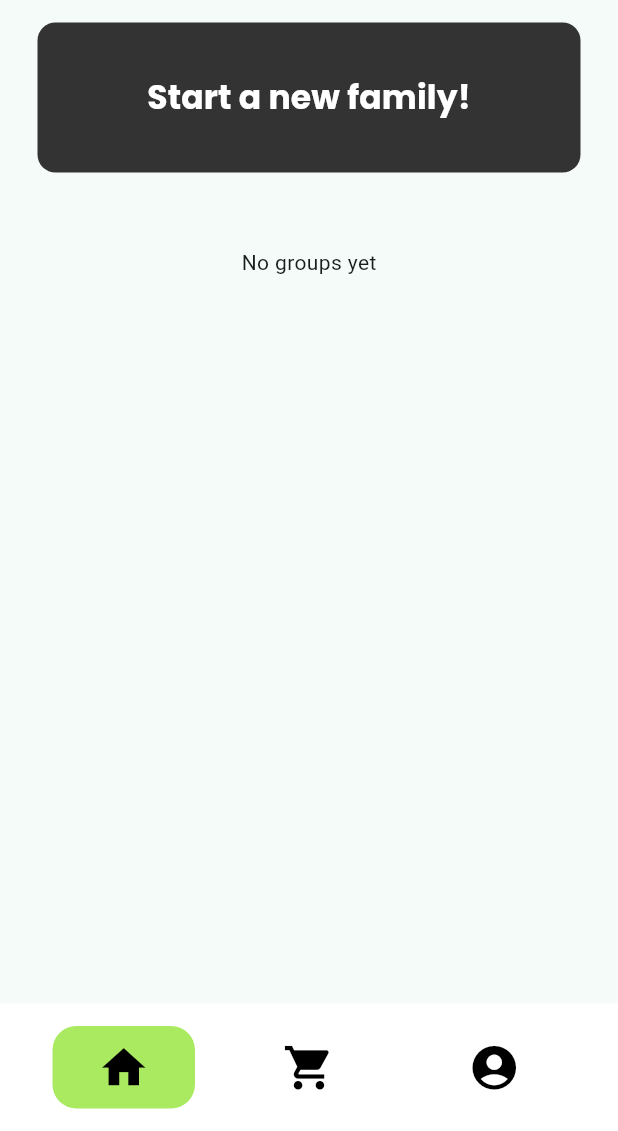
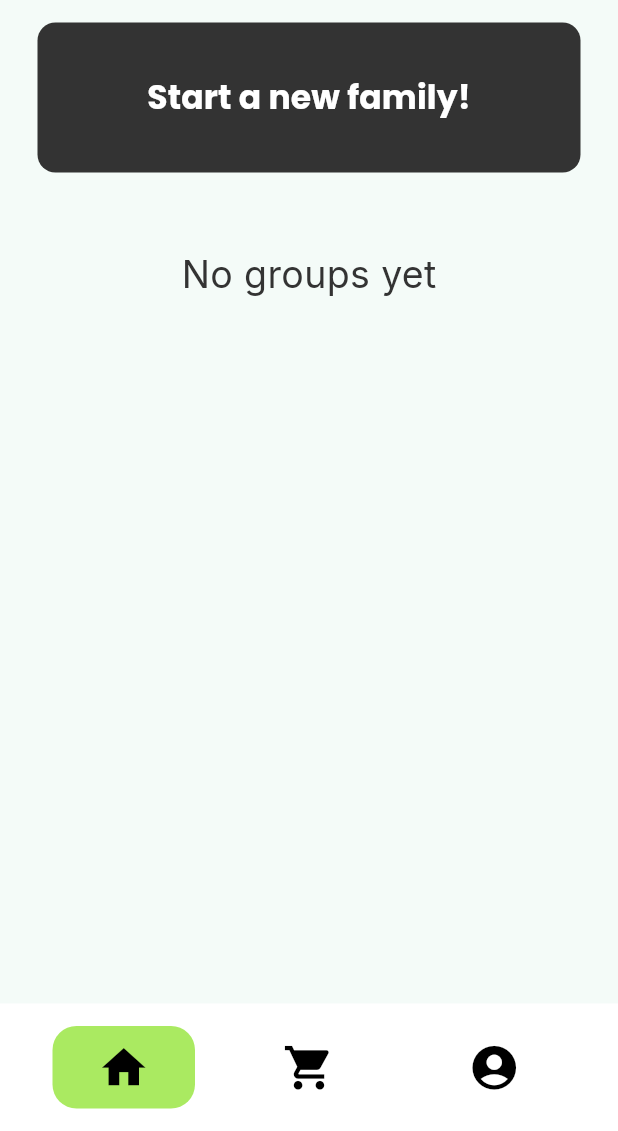
Before and after one commit to AmanCantCode/SP05-Grocery-List, a Flutter app: the screen it shows once a user with an empty profile is signed in, on a phone screen of 412 x 824 dp, the part 105-1236 px from its top. Run offline on Flutter 3.47's test engine with Material 3 defaults, Android fonts, the phone set to English and light mode, and no system bars; drawn by our look-alikes of google_nav_bar; our stand-ins replace flutter_dotenv, google_sign_in, supabase_flutter; accounts and stored records are empty; network calls fail.

```diff
--- a/lib/auth/auth_service.dart
+++ b/lib/auth/auth_service.dart
@@ -27,10 +27,10 @@ class AuthService{
   //sign in with google
   Future<AuthResponse> googleSignIn() async {
     const webClientId = '306185453783-eaovbknio249u4jtb1f58as5jrm78729.apps.googleusercontent.com';
-    //const iosClientId = 'my-ios.apps.googleusercontent.com';
+    const iosClientId = '306185453783-01eio6sq0nlghlh07jltm6c51v7javbf.apps.googleusercontent.com';
 
     final GoogleSignIn googleSignIn = GoogleSignIn(
-      //clientId: iosClientId,
+      clientId: iosClientId,
       serverClientId: webClientId,
     );
     final googleUser = await googleSignIn.signIn();
--- a/lib/pages/all_groups_page.dart
+++ b/lib/pages/all_groups_page.dart
@@ -333,7 +333,17 @@ class _GroupsPageState extends State<GroupsPage> {
           if (_groups.isEmpty)
             const Padding(
               padding: EdgeInsets.only(top: 40),
-              child: Center(child: Text('No groups yet')),
+              child: Center(
+                  child:
+                  Text('No groups yet',
+                    style: TextStyle(
+                      fontFamily: 'Inter',
+                      fontSize: 25,
+                      fontWeight: FontWeight.normal,
+                      color: Color(0xFF333333),
+                    ),
+                  )
+              ),
             )
           else
             ..._groups.map((group) {
```
Also changed, not shown: 4 other files.
